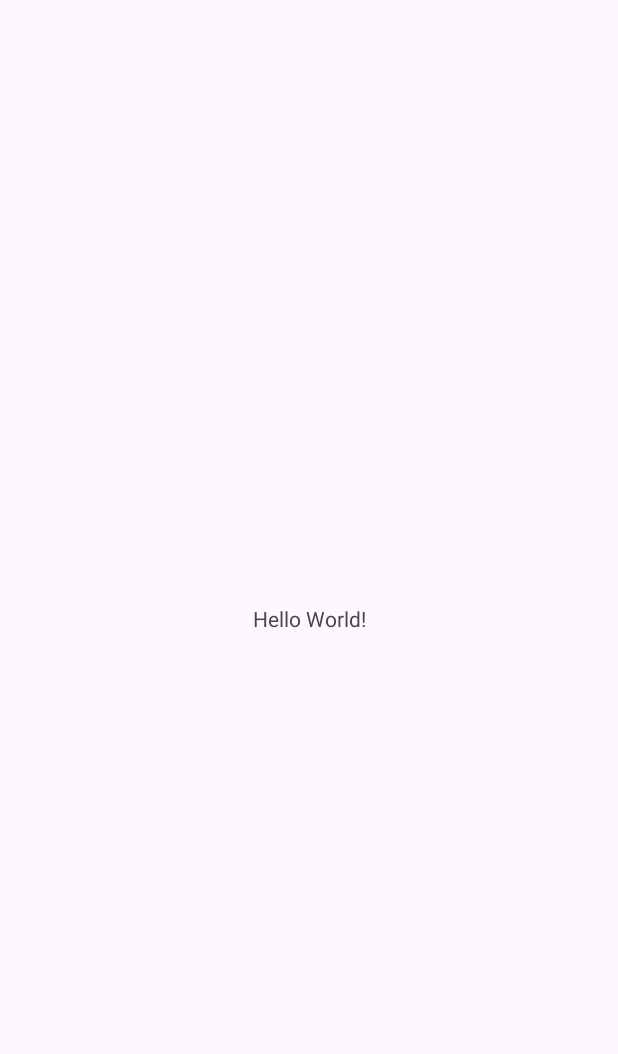
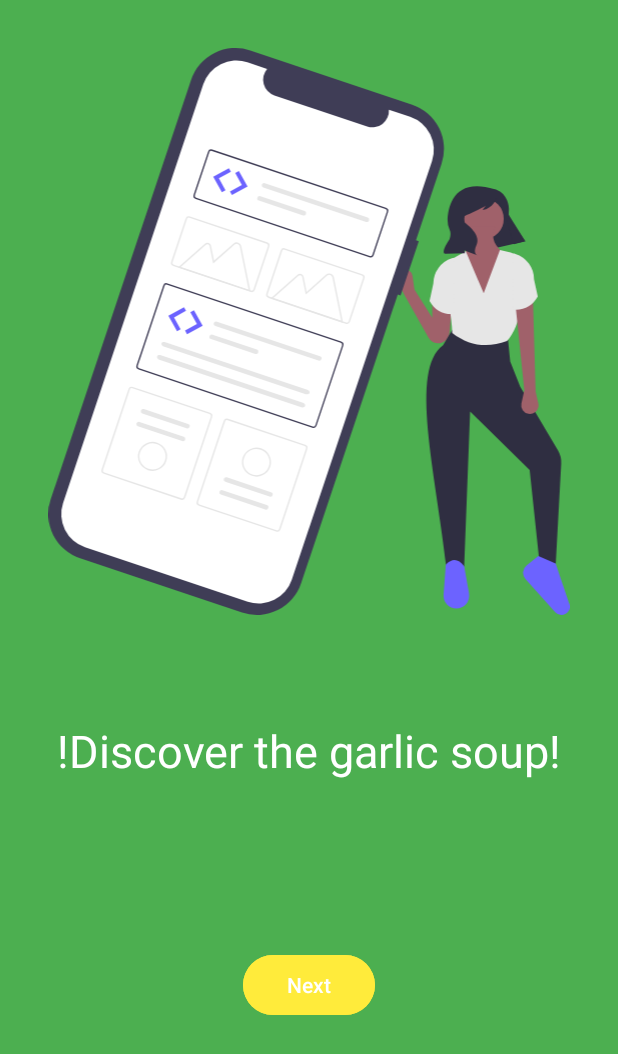
Before and after one commit to Minealex2001/fragments-PMM-DAM2, an Android app: the screen it shows after launch (MainActivity), on a phone screen of 412 x 824 dp. Before the commit the part shown is almost empty. Shown: the top 1054 px of the screen. Run offline under Robolectric (Android 15) with nearby library versions, the phone set to English and light mode, and no system bars.

Commit message:
Fragments terminado

```diff
--- a/app/build.gradle.kts
+++ b/app/build.gradle.kts
@@ -4,7 +4,7 @@ plugins {
 
 android {
     namespace = "com.alejandro.fragments"
-    compileSdk = 33
+    compileSdk = 34
 
     defaultConfig {
         applicationId = "com.alejandro.fragments"
--- /dev/null
+++ b/app/src/main/java/com/alejandro/fragments/Onboarding1Fragment.java
@@ -0,0 +1,42 @@
+package com.alejandro.fragments;
+
+import android.os.Bundle;
+
+import androidx.annotation.NonNull;
+import androidx.annotation.Nullable;
+import androidx.fragment.app.Fragment;
+import androidx.navigation.NavController;
+import androidx.navigation.Navigation;
+
+import android.view.LayoutInflater;
+import android.view.View;
+import android.view.ViewGroup;
+import android.widget.Button;
+
+public class Onboarding1Fragment extends Fragment {
+
+    Button botonSiguiente;
+    NavController navController;
+
+    @Override
+    public View onCreateView(LayoutInflater inflater, ViewGroup container,
+                             Bundle savedInstanceState) {
+        return inflater.inflate(R.layout.fragment_onboarding1, container, false);
+    }
+
+    @Override
+    public void onViewCreated(@NonNull View view, @Nullable Bundle savedInstanceState) {
+        super.onViewCreated(view, savedInstanceState);
+
+        navController = Navigation.findNavController(view);
+
+        botonSiguiente = view.findViewById(R.id.botonSiguiente);
+
+        botonSiguiente.setOnClickListener(new View.OnClickListener() {
+            @Override
+            public void onClick(View view) {
+                navController.navigate(R.id.action_onboarding1Fragment_to_onboarding2Fragment);
+            }
+        });
+    }
+}
--- /dev/null
+++ b/app/src/main/res/anim/slide_in_left.xml
@@ -0,0 +1,6 @@
+<?xml version="1.0" encoding="utf-8"?>
+<set xmlns:android="http://schemas.android.com/apk/res/android">
+    <translate
+        android:fromXDelta="-100%" android:toXDelta="0%"
+        android:duration="700"/>
+</set>
--- /dev/null
+++ b/app/src/main/res/anim/slide_in_right.xml
@@ -0,0 +1,6 @@
+<?xml version="1.0" encoding="utf-8"?>
+<set xmlns:android="http://schemas.android.com/apk/res/android">
+    <translate
+        android:fromXDelta="100%" android:toXDelta="0%"
+        android:duration="700"/>
+</set>
--- /dev/null
+++ b/app/src/main/res/anim/slide_out_left.xml
@@ -0,0 +1,6 @@
+<?xml version="1.0" encoding="utf-8"?>
+<set xmlns:android="http://schemas.android.com/apk/res/android">
+    <translate
+        android:fromXDelta="0%" android:toXDelta="-100%"
+        android:duration="700"/>
+</set>
--- /dev/null
+++ b/app/src/main/res/anim/slide_out_right.xml
@@ -0,0 +1,6 @@
+<?xml version="1.0" encoding="utf-8"?>
+<set xmlns:android="http://schemas.android.com/apk/res/android">
+    <translate
+        android:fromXDelta="0%" android:toXDelta="100%"
+        android:duration="700"/>
+</set>
--- /dev/null
+++ b/app/src/main/res/drawable/onboarding1.xml
@@ -0,0 +1,120 @@
+<vector xmlns:android="http://schemas.android.com/apk/res/android"
+    android:width="708.73dp"
+    android:height="770.41dp"
+    android:viewportWidth="708.73"
+    android:viewportHeight="770.41">
+  <path
+      android:pathData="M648.31,262.42l-68.63,15.7l-29,-54.69l58.68,-22.91l38.94,61.89z"
+      android:fillColor="#2f2e41"/>
+  <path
+      android:pathData="M483.61,334.87l-9.5,-18.55a11.11,11.11 0,0 1,6.47 -15.64h0a11.11,11.11 0,0 1,14.42 9.04l2.58,18.52 24.28,38.26L521.86,343.7l27.22,2.94 -3.81,40.65a15.34,15.34 0,0 1,-5.64 10.5h0a15.34,15.34 0,0 1,-23 -4.39Z"
+      android:fillColor="#a0616a"/>
+  <path
+      android:pathData="M689.6,703.46l-21.34,1.47 -13.98,-131.69 -80.93,-79.46 -8.09,211.15L540.99,704.93c-14.81,-129.64 -50.32,-267.63 -4.41,-300.9l12.51,-21.34 75.78,13.98 2.94,29.43 13.61,34.18 51.26,86.11a32.3,32.3 0,0 1,4.5 18.27Z"
+      android:fillColor="#2f2e41"/>
+  <path
+      android:pathData="M554.67,761.58h0a17.48,17.48 0,0 1,-17.44 -18.78l3.02,-40.82c8.96,-9.18 17.27,-7.98 25.01,2.21l6.61,36.81A17.48,17.48 0,0 1,554.67 761.58Z"
+      android:fillColor="#6c63ff"/>
+  <path
+      android:pathData="M697.46,770.41h0a11.27,11.27 0,0 1,-8.38 -3.74l-40.59,-45.2a12.63,12.63 0,0 1,1.47 -18.28l16.11,-12.97 23.54,10.3L708.14,755.54A11.27,11.27 0,0 1,697.46 770.41Z"
+      android:fillColor="#6c63ff"/>
+  <path
+      android:pathData="M592.25,232.06m-26.77,0a26.77,26.77 0,1 1,53.53 0a26.77,26.77 0,1 1,-53.53 0"
+      android:fillColor="#a0616a"/>
+  <path
+      android:pathData="M607.57,346.28L573.73,346.28l-7.72,-67.32c8.24,-11.61 10.92,-23.74 7.72,-36.42h33.84c-5.22,11.39 -4.32,22.78 9.2,34.21Z"
+      android:fillColor="#a0616a"/>
+  <path
+      android:pathData="M623.39,398.14c-26.51,9.73 -51.37,6.72 -74.31,-11.04 -0.55,-21.26 -5.75,-47.64 -13.02,-76.31a20.18,20.18 0,0 1,9.66 -22.55l21.75,-12.23L591.75,333.4l22.07,-58.86 14.68,3.26a16.7,16.7 0,0 1,13 14.86C645.34,336.32 644.19,375.68 623.39,398.14Z"
+      android:fillColor="#e6e6e6"/>
+  <path
+      android:pathData="M552.03,361.36c-15.35,1.49 -26.38,-4.86 -33.84,-17.66l5.15,-23.58a36.09,36.09 0,0 1,25.22 -34.41l2.74,-0.86Z"
+      android:fillColor="#e6e6e6"/>
+  <path
+      android:pathData="M662.38,466.56l3.64,16.37a11.77,11.77 0,0 1,-13.24 14.19h0a11.77,11.77 0,0 1,-9.75 -14.19l3.97,-17.93 -11.85,-114.69 23.54,-10.3Z"
+      android:fillColor="#a0616a"/>
+  <path
+      android:pathData="M631.48,355.47c15.35,1.49 26.38,-4.86 33.84,-17.66l-5.15,-23.58a36.09,36.09 0,0 0,-25.22 -34.41l-2.74,-0.86Z"
+      android:fillColor="#e6e6e6"/>
+  <path
+      android:pathData="M606.85,192.09s15.2,2.86 18.72,21.82a34.81,34.81 0,0 1,0.3 9.68c-0.35,3.65 0.16,11.36 8.08,20.43a198.7,198.7 0,0 1,14.43 18.53h0l-15.89,4.23 -7.1,-26.32a134.63,134.63 0,0 0,-15.73 -36.16l-0.15,-0.23s-5.28,14.1 -19.42,16.03l4.36,-5.74s-16.53,9.56 -25.9,12.48a6.15,6.15 0,0 0,-1.99 10.7q0.1,0.08 0.2,0.16c6.89,5.23 20.94,17.72 15.39,29.79s0.92,14.28 0.92,14.28l-11.94,-4.54 -5.46,-2.34 0.55,4.04 -26.68,0.56s-7.21,-0.04 5.6,-19.29c0,0 3.09,-7.21 0.55,-12.73a29.28,29.28 0,0 1,-2.96 -13.42C543.57,214.66 551.74,175.19 606.85,192.09Z"
+      android:fillColor="#2f2e41"/>
+  <path
+      android:pathData="M503.49,262.42l-3.79,-1.27 34.8,-103.87a63.4,63.4 0,0 0,-39.98 -80.26l-0,0 -0,-0 -220.07,-73.72a63.4,63.4 0,0 0,-80.26 39.98l-0,0L3.3,613.13a63.4,63.4 0,0 0,39.98 80.26h0l220.07,73.72a63.4,63.4 0,0 0,80.26 -39.98l0,-0L474.93,335.09l3.79,1.27Z"
+      android:fillColor="#3f3d56"/>
+  <path
+      android:pathData="M491.71,93.47l-28.73,-9.62a22.49,22.49 0,0 1,-29.59 22.77L307.31,64.39a22.49,22.49 0,0 1,-9.9 -36L270.58,19.4a47.35,47.35 0,0 0,-59.94 29.86L20.03,618.27a47.35,47.35 0,0 0,29.86 59.94h0l221.13,74.08a47.35,47.35 0,0 0,59.94 -29.86h0L521.56,153.41A47.35,47.35 0,0 0,491.71 93.47Z"
+      android:fillColor="#fff"/>
+  <path
+      android:pathData="M436.41,284.37 L200.42,205.32a4.61,4.61 0,0 1,-2.91 -5.83l19.61,-58.54a4.61,4.61 0,0 1,5.83 -2.91l235.99,79.05a4.61,4.61 0,0 1,2.91 5.83l-19.61,58.54A4.61,4.61 0,0 1,436.41 284.37ZM222.37,139.79a2.77,2.77 0,0 0,-3.5 1.74l-19.61,58.54a2.77,2.77 0,0 0,1.74 3.5l235.99,79.05a2.77,2.77 0,0 0,3.5 -1.74l19.61,-58.54a2.77,2.77 0,0 0,-1.74 -3.5Z"
+      android:fillColor="#3f3d56"/>
+  <path
+      android:pathData="M358.82,515.99 L122.83,436.93a4.61,4.61 0,0 1,-2.91 -5.83l36.3,-108.36a4.61,4.61 0,0 1,5.83 -2.91l235.99,79.05a4.61,4.61 0,0 1,2.91 5.83l-36.3,108.36A4.61,4.61 0,0 1,358.82 515.99ZM161.47,321.59a2.77,2.77 0,0 0,-3.5 1.74l-36.3,108.36a2.77,2.77 0,0 0,1.74 3.5l235.99,79.05a2.77,2.77 0,0 0,3.5 -1.74l36.3,-108.36a2.77,2.77 0,0 0,-1.74 -3.5Z"
+      android:fillColor="#3f3d56"/>
+  <path
+      android:pathData="M404.21,374.68 L299.32,339.55a4.61,4.61 0,0 1,-2.91 -5.83l19.61,-58.54a4.61,4.61 0,0 1,5.83 -2.91l104.88,35.13a4.61,4.61 0,0 1,2.91 5.83l-19.61,58.54A4.61,4.61 0,0 1,404.21 374.68ZM321.28,274.02a2.77,2.77 0,0 0,-3.5 1.74L298.17,334.3a2.77,2.77 0,0 0,1.74 3.5l104.88,35.13a2.77,2.77 0,0 0,3.5 -1.74l19.61,-58.54a2.77,2.77 0,0 0,-1.74 -3.5Z"
+      android:fillColor="#e6e6e6"/>
+  <path
+      android:pathData="M180.28,613.66 L75.4,578.53a4.61,4.61 0,0 1,-2.91 -5.83l36.59,-109.23a4.61,4.61 0,0 1,5.83 -2.91L219.8,495.69a4.61,4.61 0,0 1,2.91 5.83L186.12,610.75A4.61,4.61 0,0 1,180.28 613.66ZM114.33,462.3a2.77,2.77 0,0 0,-3.5 1.74l-36.59,109.23a2.77,2.77 0,0 0,1.74 3.5l104.88,35.13a2.77,2.77 0,0 0,3.5 -1.74l36.59,-109.23a2.77,2.77 0,0 0,-1.74 -3.5Z"
+      android:fillColor="#e6e6e6"/>
+  <path
+      android:pathData="M309.64,656.99 L204.75,621.86a4.61,4.61 0,0 1,-2.91 -5.83l36.59,-109.23a4.61,4.61 0,0 1,5.83 -2.91l104.88,35.13a4.61,4.61 0,0 1,2.91 5.83L315.47,654.09A4.61,4.61 0,0 1,309.64 656.99ZM243.69,505.64a2.77,2.77 0,0 0,-3.5 1.74l-36.59,109.23a2.77,2.77 0,0 0,1.74 3.5l104.88,35.13a2.77,2.77 0,0 0,3.5 -1.74l36.59,-109.23a2.77,2.77 0,0 0,-1.74 -3.5Z"
+      android:fillColor="#e6e6e6"/>
+  <path
+      android:pathData="M229.21,371.82a3.13,3.13 0,1 0,-2.02 5.92l0.04,0.01 139.87,46.85a3.13,3.13 0,1 0,2.02 -5.92l-0.03,-0.01Z"
+      android:fillColor="#e6e6e6"/>
+  <path
+      android:pathData="M223.24,389.63a3.13,3.13 0,1 0,-2.02 5.92l0.04,0.01L281.44,415.72a3.13,3.13 0,0 0,1.99 -5.93Z"
+      android:fillColor="#e6e6e6"/>
+  <path
+      android:pathData="M158.94,399.74c-2.26,-0.76 -4.54,-0.04 -5.09,1.6s0.84,3.58 3.1,4.34l192.98,64.64c2.26,0.76 4.54,0.04 5.09,-1.6s-0.84,-3.58 -3.1,-4.34Z"
+      android:fillColor="#e6e6e6"/>
+  <path
+      android:pathData="M152.98,417.54c-2.26,-0.76 -4.54,-0.04 -5.09,1.6s0.84,3.58 3.1,4.34L343.97,488.12c2.26,0.76 4.54,0.04 5.09,-1.6s-0.84,-3.58 -3.1,-4.34Z"
+      android:fillColor="#e6e6e6"/>
+  <path
+      android:pathData="M294.2,183.62a3.13,3.13 0,0 0,-2 5.93l0.01,0 139.87,46.85a3.13,3.13 0,0 0,1.99 -5.93Z"
+      android:fillColor="#e6e6e6"/>
+  <path
+      android:pathData="M288.23,201.42a3.13,3.13 0,1 0,-2 5.93l0.01,0L346.43,227.52a3.13,3.13 0,0 0,1.99 -5.93Z"
+      android:fillColor="#e6e6e6"/>
+  <path
+      android:pathData="M274.76,331.33l-98.39,-32.96 36.59,-32.35a4.99,4.99 0,0 1,8.19 2.74l4.15,20.45 26.58,-23.5a6.24,6.24 0,0 1,10.25 3.43ZM179.98,297.64 L272.31,328.57 260.32,269.52a4.4,4.4 0,0 0,-7.23 -2.42l-28.97,25.61 -4.79,-23.57a3.14,3.14 0,0 0,-5.16 -1.73Z"
+      android:fillColor="#e6e6e6"/>
+  <path
+      android:pathData="M400.61,373.49l-98.39,-32.96 36.59,-32.35a4.99,4.99 0,0 1,8.19 2.74l4.15,20.45 26.58,-23.5a6.24,6.24 0,0 1,10.25 3.43ZM305.84,339.8 L398.17,370.73 386.18,311.68a4.4,4.4 0,0 0,-7.23 -2.42L349.99,334.87l-4.79,-23.57a3.14,3.14 0,0 0,-5.16 -1.73Z"
+      android:fillColor="#e6e6e6"/>
+  <path
+      android:pathData="M274.85,331.35 L169.97,296.22a4.61,4.61 0,0 1,-2.91 -5.83l19.61,-58.54a4.61,4.61 0,0 1,5.83 -2.91l104.88,35.13a4.61,4.61 0,0 1,2.91 5.83l-19.61,58.54A4.61,4.61 0,0 1,274.85 331.35ZM191.92,230.69a2.77,2.77 0,0 0,-3.5 1.74l-19.61,58.54a2.77,2.77 0,0 0,1.74 3.5l104.88,35.13a2.77,2.77 0,0 0,3.5 -1.74l19.61,-58.54a2.77,2.77 0,0 0,-1.74 -3.5Z"
+      android:fillColor="#e6e6e6"/>
+  <path
+      android:pathData="M129.72,490.57a3.13,3.13 0,0 0,-2.02 5.92l0.03,0.01 60.19,20.16a3.13,3.13 0,1 0,1.99 -5.93Z"
+      android:fillColor="#e6e6e6"/>
+  <path
+      android:pathData="M123.87,508.05a3.13,3.13 0,0 0,-1.99 5.93l60.19,20.16a3.13,3.13 0,0 0,1.99 -5.93Z"
+      android:fillColor="#e6e6e6"/>
+  <path
+      android:pathData="M135.39,573.57A19.7,19.7 0,1 1,160.32 561.15h0A19.72,19.72 0,0 1,135.39 573.57ZM147.31,537.97a17.85,17.85 0,1 0,11.26 22.6h0a17.87,17.87 0,0 0,-11.26 -22.6Z"
+      android:fillColor="#e6e6e6"/>
+  <path
+      android:pathData="M294.83,626.98a3.13,3.13 0,1 0,2.02 -5.92l-0.03,-0.01L236.64,600.89a3.13,3.13 0,0 0,-2.02 5.92l0.03,0.01Z"
+      android:fillColor="#e6e6e6"/>
+  <path
+      android:pathData="M300.69,609.5a3.13,3.13 0,1 0,1.99 -5.93l-60.19,-20.16a3.13,3.13 0,0 0,-2.02 5.92l0.03,0.01Z"
+      android:fillColor="#e6e6e6"/>
+  <path
+      android:pathData="M289.17,543.98a19.7,19.7 0,1 1,-24.93 12.42h0A19.72,19.72 0,0 1,289.17 543.98ZM277.24,579.58a17.85,17.85 0,1 0,-11.26 -22.6h0A17.87,17.87 0,0 0,277.24 579.58Z"
+      android:fillColor="#e6e6e6"/>
+  <path
+      android:pathData="M245.44,163.25l-21.25,11.53 11.8,21.1 4.79,-2.64 -8.88,-16.11 16.25,-8.95Z"
+      android:fillColor="#6c63ff"/>
+  <path
+      android:pathData="M258.98,167.17l11.8,21.1 -21.25,11.53 -2.64,-4.79 16.11,-8.88 -8.95,-16.25Z"
+      android:fillColor="#6c63ff"/>
+  <path
+      android:pathData="M184.44,352.25l-21.25,11.53 11.8,21.1 4.79,-2.64 -8.88,-16.11 16.25,-8.95Z"
+      android:fillColor="#6c63ff"/>
+  <path
+      android:pathData="M197.98,356.17l11.8,21.1 -21.25,11.53 -2.64,-4.79 16.11,-8.88 -8.95,-16.25Z"
+      android:fillColor="#6c63ff"/>
+</vector>
--- a/app/src/main/res/layout/activity_main.xml
+++ b/app/src/main/res/layout/activity_main.xml
@@ -6,13 +6,12 @@
     android:layout_height="match_parent"
     tools:context=".MainActivity">
 
-    <TextView
-        android:layout_width="wrap_content"
-        android:layout_height="wrap_content"
-        android:text="Hello World!"
-        app:layout_constraintBottom_toBottomOf="parent"
-        app:layout_constraintEnd_toEndOf="parent"
-        app:layout_constraintStart_toStartOf="parent"
-        app:layout_constraintTop_toTopOf="parent" />
+    <androidx.fragment.app.FragmentContainerView
+        android:name="androidx.navigation.fragment.NavHostFragment"
+        android:id="@+id/nav_host_fragment"
+        android:layout_width="match_parent"
+        android:layout_height="match_parent"
+        app:defaultNavHost="true"
+        app:navGraph="@navigation/nav_graph" />
 
 </androidx.constraintlayout.widget.ConstraintLayout>
--- /dev/null
+++ b/app/src/main/res/layout/fragment_onboarding1.xml
@@ -0,0 +1,44 @@
+<?xml version="1.0" encoding="utf-8"?>
+<androidx.constraintlayout.widget.ConstraintLayout xmlns:android="http://schemas.android.com/apk/res/android"
+    xmlns:a="http://schemas.android.com/apk/res-auto"
+    xmlns:tools="http://schemas.android.com/tools"
+    android:id="@+id/frameLayout"
+    android:layout_width="match_parent"
+    android:layout_height="match_parent"
+    android:background="#4CAF50"
+    android:padding="32dp"
+    tools:context=".Onboarding1Fragment">
+
+    <ImageView
+        android:id="@+id/imagen"
+        android:layout_width="wrap_content"
+        android:layout_height="wrap_content"
+        android:adjustViewBounds="true"
+        android:src="@drawable/onboarding1"
+        a:layout_constraintEnd_toEndOf="parent"
+        a:layout_constraintStart_toStartOf="parent"
+        a:layout_constraintTop_toTopOf="parent" />
+
+    <TextView
+        android:id="@+id/texto"
+        android:layout_width="wrap_content"
+        android:layout_height="wrap_content"
+        android:layout_marginTop="70dp"
+        android:text="!Discover the garlic soup!"
+        android:textColor="#FFFFFF"
+        android:textSize="30sp"
+        a:layout_constraintEnd_toEndOf="parent"
+        a:layout_constraintStart_toStartOf="parent"
+        a:layout_constraintTop_toBottomOf="@+id/imagen" />
+
+    <Button
+        android:id="@+id/botonSiguiente"
+        android:layout_width="wrap_content"
+        android:layout_height="wrap_content"
+        android:backgroundTint="#FFEB3B"
+        android:text="Next"
+        a:layout_constraintBottom_toBottomOf="parent"
+        a:layout_constraintEnd_toEndOf="parent"
+        a:layout_constraintStart_toStartOf="parent"
+        a:layout_constraintTop_toBottomOf="@+id/texto" />
+</androidx.constraintlayout.widget.ConstraintLayout>
--- /dev/null
+++ b/app/src/main/res/navigation/nav_graph.xml
@@ -0,0 +1,39 @@
+<?xml version="1.0" encoding="utf-8"?>
+<navigation xmlns:android="http://schemas.android.com/apk/res/android"
+    xmlns:app="http://schemas.android.com/apk/res-auto"
+    xmlns:tools="http://schemas.android.com/tools"
+    android:id="@+id/nav_graph"
+    app:startDestination="@id/onboarding1Fragment">
+
+    <fragment
+        android:id="@+id/onboarding1Fragment"
+        android:name="com.alejandro.fragments.Onboarding1Fragment"
+        android:label="fragment_onboarding1"
+        tools:layout="@layout/fragment_onboarding1" >
+        <action
+            android:id="@+id/action_onboarding1Fragment_to_onboarding2Fragment"
+            app:destination="@id/onboarding2Fragment"
+            app:enterAnim="@anim/slide_in_right"
+            app:exitAnim="@anim/slide_out_left"
+            app:popEnterAnim="@anim/slide_in_left"
+            app:popExitAnim="@anim/slide_out_right" />
+    </fragment>
+    <fragment
+        android:id="@+id/onboarding2Fragment"
+        android:name="com.alejandro.fragments.Onboarding2Fragment"
+        android:label="fragment_onboarding2"
+        tools:layout="@layout/fragment_onboarding2" >
+        <action
+            android:id="@+id/action_onboarding2Fragment_to_homeFragment"
+            app:destination="@id/homeFragment"
+            app:enterAnim="@anim/slide_in_right"
+            app:exitAnim="@anim/slide_out_left"
+            app:popEnterAnim="@anim/slide_in_left"
+            app:popExitAnim="@anim/slide_out_right" />
+    </fragment>
+    <fragment
+        android:id="@+id/homeFragment"
+        android:name="com.alejandro.fragments.HomeFragment"
+        android:label="fragment_home"
+        tools:layout="@layout/fragment_home" />
+</navigation>
--- a/app/src/main/res/values/strings.xml
+++ b/app/src/main/res/values/strings.xml
@@ -1,3 +1,5 @@
 <resources>
     <string name="app_name">fragments</string>
+    <!-- TODO: Remove or change this placeholder text -->
+    <string name="hello_blank_fragment">Hello blank fragment</string>
 </resources>
```
Also changed, not shown: app/src/main/java/com/alejandro/fragments/HomeFragment.java (added, +64 -0 lines), app/src/main/java/com/alejandro/fragments/Onboarding2Fragment.java (added, +42 -0 lines), app/src/main/res/drawable/onboarding2.xml (added, +75 -0 lines), app/src/main/res/layout/fragment_home.xml (added, +14 -0 lines), app/src/main/res/layout/fragment_onboarding2.xml (added, +45 -0 lines).
